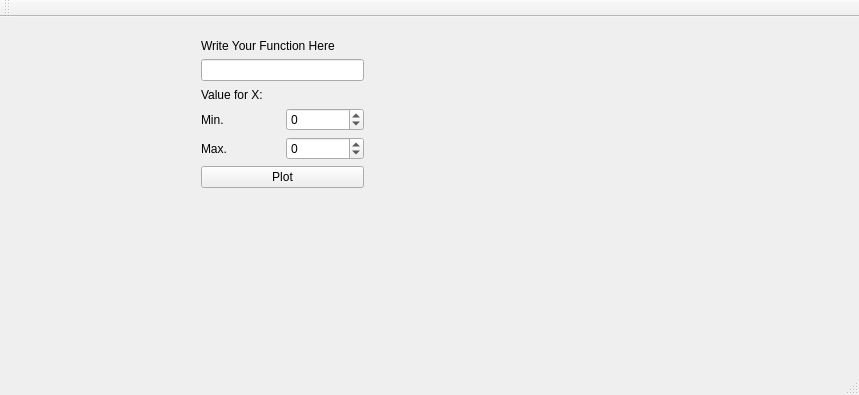
Old version of the form mainwindow.ui in the repository AmmarYasser97/function-plotter.
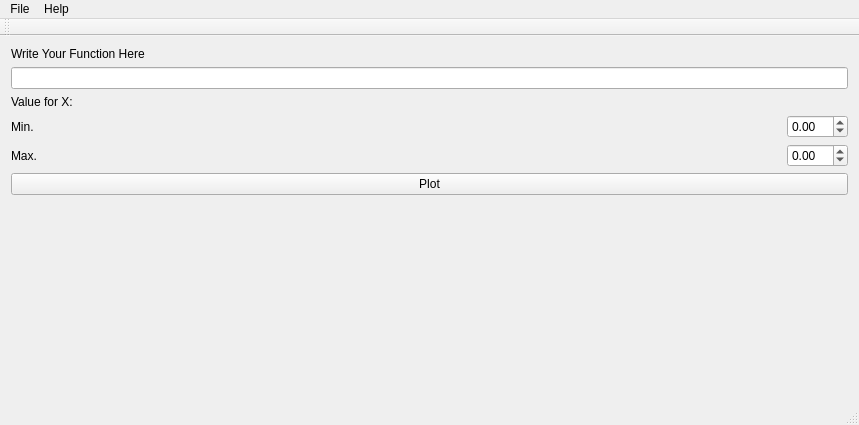
New version of the form.

Commit message: Deploy the final look of the ui

Patch:
```diff
--- a/mainwindow.ui
+++ b/mainwindow.ui
@@ -7,22 +7,19 @@
     <x>0</x>
     <y>0</y>
     <width>859</width>
-    <height>395</height>
+    <height>425</height>
    </rect>
   </property>
   <property name="windowTitle">
    <string>MainWindow</string>
   </property>
   <widget class="QWidget" name="centralWidget">
-   <widget class="QWidget" name="layoutWidget">
-    <property name="geometry">
-     <rect>
-      <x>190</x>
-      <y>10</y>
-      <width>185</width>
-      <height>172</height>
-     </rect>
-    </property>
+   <layout class="QHBoxLayout" name="horizontalLayout_5">
+    <item>
+     <layout class="QHBoxLayout" name="horizontalLayout_4" stretch="0,1">
+      <item>
+       <layout class="QVBoxLayout" name="verticalLayout">
+        <item>
     <layout class="QVBoxLayout" name="verticalLayout_2">
      <item>
       <widget class="QLabel" name="label">
@@ -60,9 +57,25 @@
         </widget>
        </item>
        <item>
-        <widget class="QSpinBox" name="minBox">
+             <spacer name="horizontalSpacer">
+              <property name="orientation">
+               <enum>Qt::Horizontal</enum>
+              </property>
+              <property name="sizeHint" stdset="0">
+               <size>
+                <width>40</width>
+                <height>20</height>
+               </size>
+              </property>
+             </spacer>
+            </item>
+            <item>
+             <widget class="QDoubleSpinBox" name="minBox">
          <property name="minimum">
-          <number>-99</number>
+               <double>-99.989999999999995</double>
+              </property>
+              <property name="singleStep">
+               <double>0.500000000000000</double>
          </property>
         </widget>
        </item>
@@ -70,7 +83,7 @@
      </item>
      <item>
       <layout class="QHBoxLayout" name="horizontalLayout_3">
-       <item alignment="Qt::AlignLeft">
+            <item>
         <widget class="QLabel" name="label_3">
          <property name="text">
           <string>Max.</string>
@@ -78,9 +91,25 @@
         </widget>
        </item>
        <item>
-        <widget class="QSpinBox" name="maxBox">
+             <spacer name="horizontalSpacer_2">
+              <property name="orientation">
+               <enum>Qt::Horizontal</enum>
+              </property>
+              <property name="sizeHint" stdset="0">
+               <size>
+                <width>40</width>
+                <height>20</height>
+               </size>
+              </property>
+             </spacer>
+            </item>
+            <item>
+             <widget class="QDoubleSpinBox" name="maxBox">
          <property name="minimum">
-          <number>-99</number>
+               <double>-99.989999999999995</double>
+              </property>
+              <property name="singleStep">
+               <double>0.500000000000000</double>
          </property>
         </widget>
        </item>
@@ -94,7 +123,31 @@
       </widget>
      </item>
     </layout>
-   </widget>
+        </item>
+        <item>
+         <spacer name="verticalSpacer">
+          <property name="orientation">
+           <enum>Qt::Vertical</enum>
+          </property>
+          <property name="sizeType">
+           <enum>QSizePolicy::Expanding</enum>
+          </property>
+          <property name="sizeHint" stdset="0">
+           <size>
+            <width>20</width>
+            <height>40</height>
+           </size>
+          </property>
+         </spacer>
+        </item>
+       </layout>
+      </item>
+      <item>
+       <layout class="QHBoxLayout" name="horizontalLayout"/>
+      </item>
+     </layout>
+    </item>
+   </layout>
   </widget>
   <widget class="QMenuBar" name="menuBar">
    <property name="geometry">
@@ -105,6 +158,18 @@
      <height>22</height>
     </rect>
    </property>
+   <widget class="QMenu" name="menuFile">
+    <property name="title">
+     <string>File</string>
+    </property>
+   </widget>
+   <widget class="QMenu" name="menuExit">
+    <property name="title">
+     <string>Help</string>
+    </property>
+   </widget>
+   <addaction name="menuFile"/>
+   <addaction name="menuExit"/>
   </widget>
   <widget class="QToolBar" name="mainToolBar">
    <attribute name="toolBarArea">
```
Lines whose indentation alone changed are shown as unchanged. The commit also changes 4 other files.
